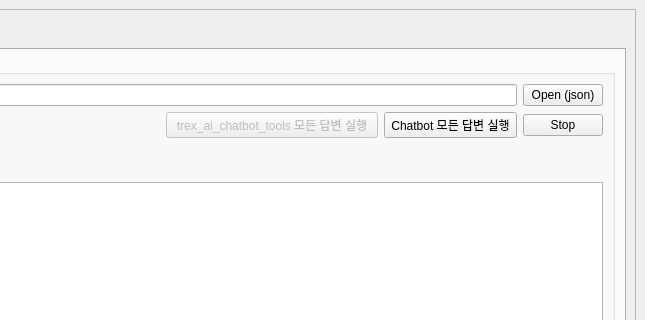
Above: chatgpt_performance_metric/source/ui_designer/main_frame.ui from tom-shin/perf_metric before the change; both pictures show x 569 to 1214 and y 0 to 320 of the 1214 by 845 pixel window. Below: the same form after it.
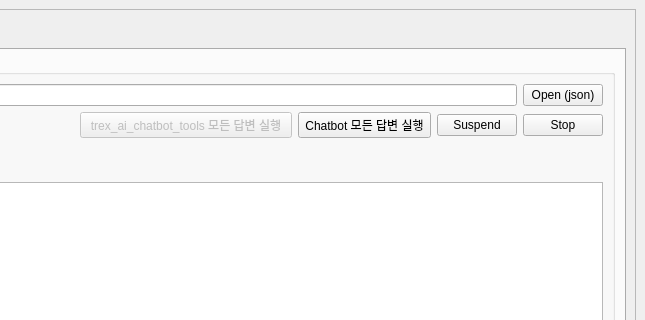
That is the form after the change. The open tabs and pages were chosen to show the change.

Commit message:
add suspend/ resume
.

Patch:
```diff
--- a/chatgpt_performance_metric/source/ui_designer/main_frame.ui
+++ b/chatgpt_performance_metric/source/ui_designer/main_frame.ui
@@ -735,6 +735,19 @@
                   </property>
                  </widget>
                 </item>
+                <item>
+                 <widget class="QPushButton" name="suspendpushButton">
+                  <property name="font">
+                   <font>
+                    <weight>50</weight>
+                    <bold>false</bold>
+                   </font>
+                  </property>
+                  <property name="text">
+                   <string>Suspend</string>
+                  </property>
+                 </widget>
+                </item>
                 <item>
                  <widget class="QPushButton" name="responsestop_pushButton">
                   <property name="font">
```
The commit also changes 3 other files.
